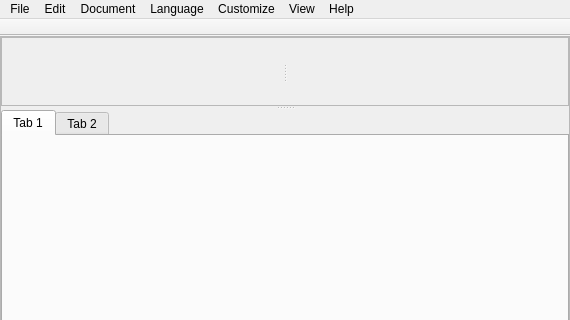
Qt form src/mainwindow.ui (Leonardo2718/Lepton_Editor) before a commit; both pictures show x 0 to 570 and y 0 to 320 of the 570 by 465 pixel window.
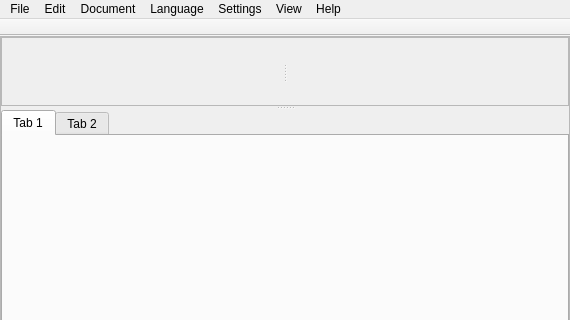
The same form after that commit.

Commit message: Change the name of 'Settings' menu. On branch master, changes to be committed: 	modified:   src/mainwindow.cpp 	modified:   src/mainwindow.ui

What changed in the file:
```diff
--- a/src/mainwindow.ui
+++ b/src/mainwindow.ui
@@ -255,9 +255,9 @@
      <string>Document</string>
     </property>
    </widget>
-   <widget class="QMenu" name="menuCustomize">
+   <widget class="QMenu" name="menuSettings">
     <property name="title">
-     <string>Customize</string>
+     <string>Settings</string>
     </property>
     <addaction name="actionSettings_Editor"/>
    </widget>
@@ -270,7 +270,7 @@
    <addaction name="menuEdit"/>
    <addaction name="menuDocument"/>
    <addaction name="menuLanguage"/>
-   <addaction name="menuCustomize"/>
+   <addaction name="menuSettings"/>
    <addaction name="menuView"/>
    <addaction name="menuHelp"/>
   </widget>
```
The commit also changes 1 other file.
